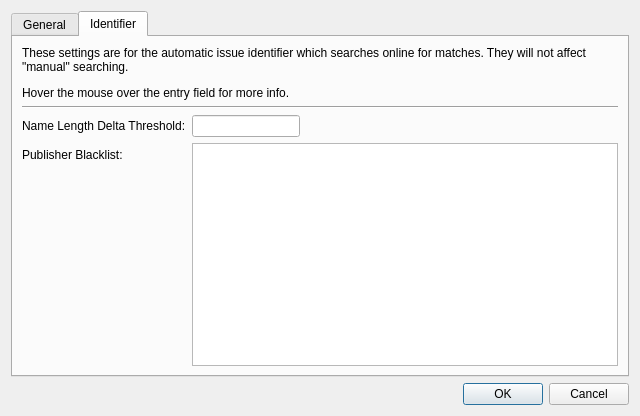
Above: settingswindow.ui from comictagger/comictagger before the change. Below: the same form after it.
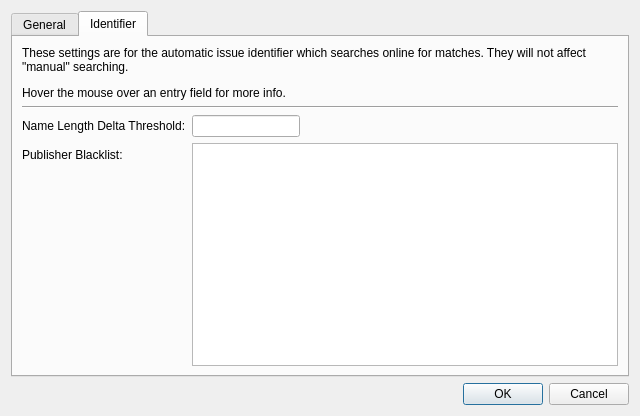
That is the form after the change. The open tabs and pages were chosen to show the change.

The edit to the form file:
```diff
--- a/settingswindow.ui
+++ b/settingswindow.ui
@@ -238,7 +238,7 @@
          <item row="0" column="0">
           <widget class="QLabel" name="label_5">
            <property name="text">
-            <string>&lt;html&gt;&lt;head/&gt;&lt;body&gt;&lt;p&gt;These settings are for the automatic issue identifier which searches online for matches. They will not affect &amp;quot;manual&amp;quot; searching.&lt;/p&gt;&lt;p&gt;Hover the mouse over the entry field for more info.&lt;/p&gt;&lt;/body&gt;&lt;/html&gt;</string>
+            <string>&lt;html&gt;&lt;head/&gt;&lt;body&gt;&lt;p&gt;These settings are for the automatic issue identifier which searches online for matches. They will not affect &amp;quot;manual&amp;quot; searching.&lt;/p&gt;&lt;p&gt;Hover the mouse over an entry field for more info.&lt;/p&gt;&lt;/body&gt;&lt;/html&gt;</string>
            </property>
            <property name="wordWrap">
             <bool>true</bool>
```
Left out of the diff: 2 changed lines with no effect on the pictures.
